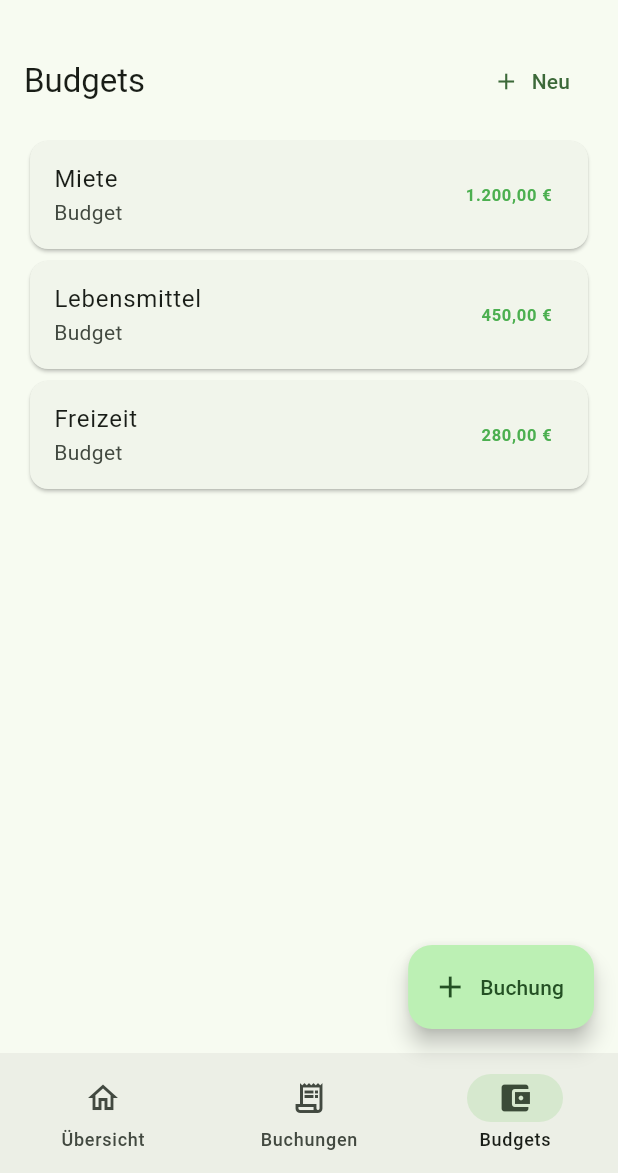
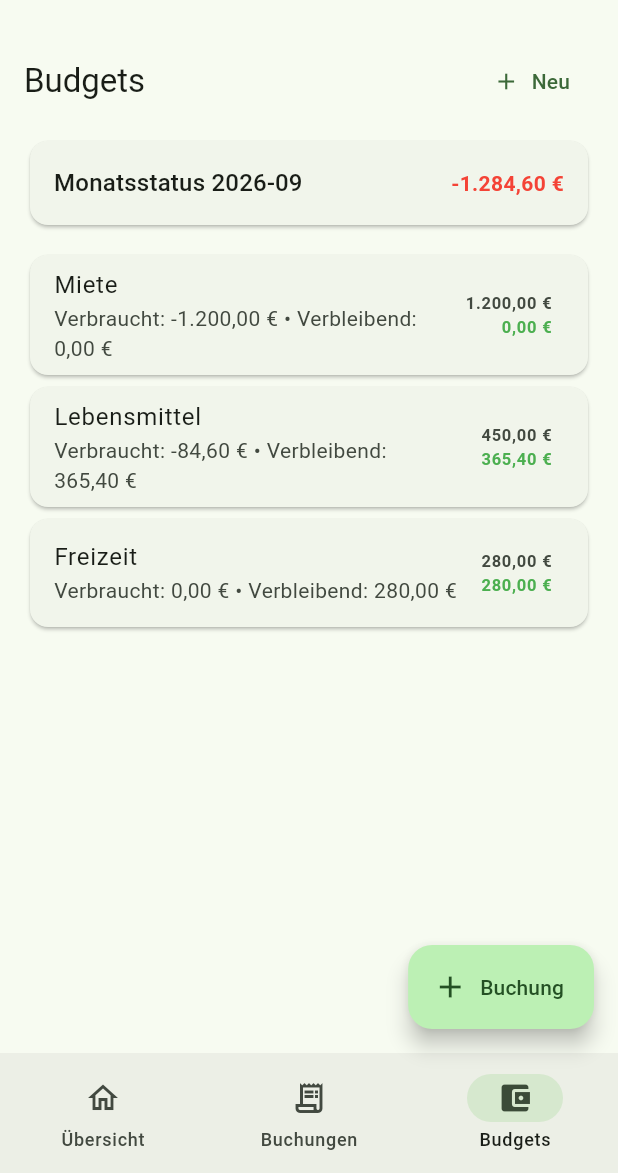
Before and after one commit to maheis/fibu, a Flutter app: the screen it shows after launch, item 3 of the bottom bar chosen, on a phone screen of 412 x 824 dp, the part 63-1236 px from its top. Run offline on Flutter 3.47's test engine with Material 3 defaults, Android fonts, the phone set to English and light mode, and no system bars; our stand-ins replace sembast.

Commit message:
feat: Add monthly financial summary and budget tracking features

```diff
--- a/lib/app_controller.dart
+++ b/lib/app_controller.dart
@@ -37,6 +37,27 @@ class AppController extends ChangeNotifier {
       final bookingDate = DateTime.parse(booking.date);
       return !bookingDate.isBefore(start) && !bookingDate.isAfter(end);
     }).toList()..sort((a, b) => b.date.compareTo(a.date));
+  }
+
+  double totalForMonth(DateTime month, {bool incomeOnly = false, bool expenseOnly = false}) {
+    return bookingsForMonth(month).fold<double>(0, (sum, booking) {
+      if (incomeOnly && booking.amount < 0) return sum;
+      if (expenseOnly && booking.amount > 0) return sum;
+      return sum + booking.amount;
+    });
+  }
+
+  double budgetUsedForMonth(String budgetId, DateTime month) {
+    return bookingsForMonth(month).fold<double>(0, (sum, booking) {
+      if (booking.budgetId != budgetId) return sum;
+      return sum + booking.amount;
+    });
+  }
+
+  double budgetRemainingForMonth(String budgetId, DateTime month) {
+    final budget = budgets.where((item) => item.id == budgetId).firstOrNull;
+    if (budget == null) return 0;
+    return budget.credit + budgetUsedForMonth(budgetId, month);
   }
 
   String accountName(String id) {
--- a/lib/pages/budgets_page.dart
+++ b/lib/pages/budgets_page.dart
@@ -11,6 +11,8 @@ class BudgetsPage extends StatelessWidget {
 
   @override
   Widget build(BuildContext context) {
+    final month = DateTime.now();
+
     return Padding(
       padding: const EdgeInsets.all(16),
       child: ListView(
@@ -36,17 +38,53 @@ class BudgetsPage extends StatelessWidget {
             ],
           ),
           const SizedBox(height: 12),
+          Card(
+            child: Padding(
+              padding: const EdgeInsets.all(16),
+              child: Row(
+                mainAxisAlignment: MainAxisAlignment.spaceBetween,
+                children: [
+                  Text(
+                    'Monatsstatus ${month.year}-${month.month.toString().padLeft(2, '0')}',
+                    style: Theme.of(context).textTheme.titleMedium,
+                  ),
+                  Text(
+                    formatMoney(controller.totalForMonth(month, expenseOnly: true)),
+                    style: const TextStyle(
+                      color: Colors.red,
+                      fontWeight: FontWeight.bold,
+                    ),
+                  ),
+                ],
+              ),
+            ),
+          ),
+          const SizedBox(height: 12),
           ...controller.budgets.map((budget) {
+            final used = controller.budgetUsedForMonth(budget.id, month);
+            final remaining = controller.budgetRemainingForMonth(budget.id, month);
             return Card(
               child: ListTile(
                 title: Text(budget.name),
-                subtitle: Text('Budget'),
-                trailing: Text(
-                  formatMoney(budget.credit),
-                  style: TextStyle(
-                    color: budget.credit >= 0 ? Colors.green : Colors.red,
-                    fontWeight: FontWeight.bold,
-                  ),
+                subtitle: Text(
+                  'Verbraucht: ${formatMoney(used)} • Verbleibend: ${formatMoney(remaining)}',
+                ),
+                trailing: Column(
+                  mainAxisAlignment: MainAxisAlignment.center,
+                  crossAxisAlignment: CrossAxisAlignment.end,
+                  children: [
+                    Text(
+                      formatMoney(budget.credit),
+                      style: const TextStyle(fontWeight: FontWeight.bold),
+                    ),
+                    Text(
+                      formatMoney(remaining),
+                      style: TextStyle(
+                        color: remaining >= 0 ? Colors.green : Colors.red,
+                        fontWeight: FontWeight.bold,
+                      ),
+                    ),
+                  ],
                 ),
               ),
             );
```
Also changed, not shown: lib/pages/overview_page.dart (+30 -0 lines).
